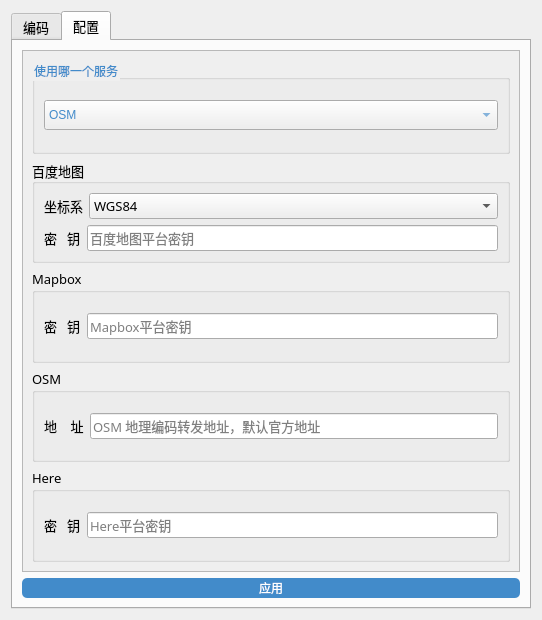
First picture: the form in GeocodeCN_dialog_base.ui, repository WShihan/GeocodeCN, before the edit.
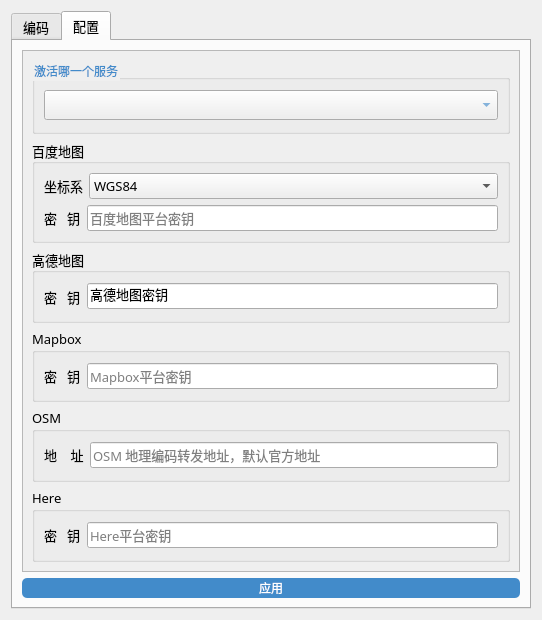
Second picture: the form after the edit. The open tabs and pages were chosen to show the change.

Commit message: refactor 代码结构变动；添加高德地图服务

Patch:
```diff
--- a/GeocodeCN_dialog_base.ui
+++ b/GeocodeCN_dialog_base.ui
@@ -545,7 +545,7 @@
               <string notr="true">color:#428bca</string>
              </property>
              <property name="title">
-              <string>使用哪一个服务</string>
+              <string>激活哪一个服务</string>
              </property>
              <layout class="QVBoxLayout" name="verticalLayout_11">
               <item>
@@ -571,28 +571,8 @@
                    </size>
                   </property>
                   <property name="currentText">
-                   <string>OSM</string>
+                   <string/>
                   </property>
-                  <item>
-                   <property name="text">
-                    <string>OSM</string>
-                   </property>
-                  </item>
-                  <item>
-                   <property name="text">
-                    <string>百度地图</string>
-                   </property>
-                  </item>
-                  <item>
-                   <property name="text">
-                    <string>Mapbox</string>
-                   </property>
-                  </item>
-                  <item>
-                   <property name="text">
-                    <string>Here</string>
-                   </property>
-                  </item>
                  </widget>
                 </item>
                </layout>
@@ -684,6 +664,42 @@
              </layout>
             </widget>
            </item>
+           <item>
+            <widget class="QGroupBox" name="groupBox_5">
+             <property name="title">
+              <string>高德地图</string>
+             </property>
+             <layout class="QHBoxLayout" name="horizontalLayout_16">
+              <item>
+               <layout class="QHBoxLayout" name="horizontalLayout_8">
+                <item>
+                 <widget class="QLabel" name="label_8">
+                  <property name="text">
+                   <string>密   钥</string>
+                  </property>
+                 </widget>
+                </item>
+                <item>
+                 <widget class="QLineEdit" name="le_key_gaode">
+                  <property name="minimumSize">
+                   <size>
+                    <width>0</width>
+                    <height>25</height>
+                   </size>
+                  </property>
+                  <property name="text">
+                   <string>高德地图密钥</string>
+                  </property>
+                  <property name="placeholderText">
+                   <string>Mapbox平台密钥</string>
+                  </property>
+                 </widget>
+                </item>
+               </layout>
+              </item>
+             </layout>
+            </widget>
+           </item>
            <item>
             <widget class="QGroupBox" name="gb_OSM">
              <property name="title">
```
Left out of the diff: 2 changed lines with no effect on the pictures. The commit also changes 9 other files.
